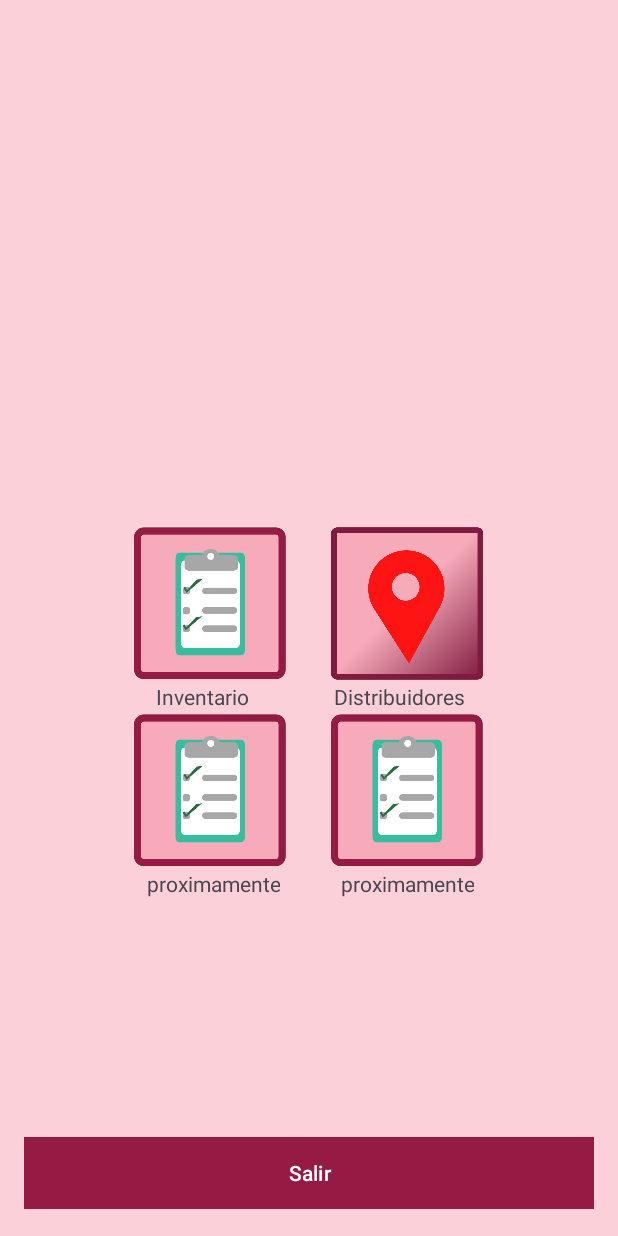
After one commit to yajairoaguileraaa/copiadeinventariooo2, an Android app: the MainMenuDeActividades screen opened directly, with no data from a screen before it, on a phone screen of 412 x 824 dp. The commit adds this screen. Run offline under Robolectric (Android 15) with nearby library versions, the phone set to English and light mode, and no system bars.

Commit message:
Merge remote-tracking branch 'origin/master'

```diff
--- a/app/build.gradle.kts
+++ b/app/build.gradle.kts
@@ -37,11 +37,14 @@ dependencies {
     implementation("androidx.appcompat:appcompat:1.6.1")
     implementation("com.google.android.material:material:1.9.0")
     implementation("androidx.constraintlayout:constraintlayout:2.1.4")
+    implementation ("org.osmdroid:osmdroid-android:6.1.6")
+
 
     //El glide
 
     implementation("com.github.bumptech.glide:glide:4.11.0")
     implementation("androidx.biometric:biometric:1.1.0")
+    implementation("androidx.preference:preference:1.2.1")
 
     annotationProcessor("com.github.bumptech.glide:compiler:4.11.0")
 
--- a/app/src/main/java/com/example/myapplication/FingerprintHandler.java
+++ b/app/src/main/java/com/example/myapplication/FingerprintHandler.java
@@ -39,7 +39,7 @@ public class FingerprintHandler {
                     public void onAuthenticationSucceeded(BiometricPrompt.AuthenticationResult result) {
                         super.onAuthenticationSucceeded(result);
                         Toast.makeText(activity, "¡Éxito!", Toast.LENGTH_SHORT).show();
-                        activity.startActivity(new Intent(activity, Main_Inventarioo.class));
+                        activity.startActivity(new Intent(activity, MainMenuDeActividades.class));
                     }
 
                     @Override
--- /dev/null
+++ b/app/src/main/java/com/example/myapplication/MainMenuDeActividades.java
@@ -0,0 +1,79 @@
+package com.example.myapplication;
+
+import android.app.UiModeManager;
+import android.content.Intent;
+import android.os.Bundle;
+import androidx.appcompat.app.AppCompatActivity;
+import androidx.core.content.ContextCompat;
+
+import android.view.View;
+import android.widget.Button;
+import android.widget.ImageView;
+import android.widget.LinearLayout;
+import android.widget.RelativeLayout;
+
+public class MainMenuDeActividades extends AppCompatActivity {
+
+    @Override
+    protected void onCreate(Bundle savedInstanceState) {
+        super.onCreate(savedInstanceState);
+        setContentView(R.layout.activity_main_menu_de_actividades);
+
+        ImageView imageView1 = findViewById(R.id.imageView1);
+        imageView1.setOnClickListener(new View.OnClickListener() {
+            @Override
+            public void onClick(View v) {
+                startActivity(new Intent(MainMenuDeActividades.this, Main_Inventarioo.class));
+            }
+        });
+
+        ImageView imageView2 = findViewById(R.id.imageView2);
+        imageView2.setOnClickListener(new View.OnClickListener() {
+            @Override
+            public void onClick(View v) {
+                startActivity(new Intent(MainMenuDeActividades.this, MainMapa.class));
+            }
+        });
+
+        ImageView imageView3 = findViewById(R.id.imageView3);
+        imageView3.setOnClickListener(new View.OnClickListener() {
+            @Override
+            public void onClick(View v) {
+                startActivity(new Intent(MainMenuDeActividades.this, MainMapa.class));
+            }
+        });
+
+        ImageView imageView4 = findViewById(R.id.imageView4);
+        imageView4.setOnClickListener(new View.OnClickListener() {
+            @Override
+            public void onClick(View v) {
+                startActivity(new Intent(MainMenuDeActividades.this, MainMapa.class));
+            }
+        });
+
+
+
+        RelativeLayout mainLayout = findViewById(R.id.layoutmenuinventario);
+
+        int color1 = ContextCompat.getColor(this, R.color.Color2);
+        int color2 = ContextCompat.getColor(this, R.color.Color1);
+        UiModeManager uiModeManager = (UiModeManager) getSystemService(UI_MODE_SERVICE);
+        if (uiModeManager.getNightMode() == UiModeManager.MODE_NIGHT_YES) {
+            mainLayout.setBackgroundColor(color1);
+        } else {
+            mainLayout.setBackgroundColor(color2);
+        }
+
+        Button exitButton = (Button) findViewById(R.id.exitButton);
+        exitButton.setOnClickListener(new View.OnClickListener() {
+            @Override
+            public void onClick(View v) {
+                finishAffinity();
+            }
+        });
+
+
+
+    }
+
+}
--- /dev/null
+++ b/app/src/main/res/layout/activity_main_menu_de_actividades.xml
@@ -0,0 +1,117 @@
+<RelativeLayout xmlns:android="http://schemas.android.com/apk/res/android"
+    android:layout_width="match_parent"
+    android:layout_height="match_parent"
+    android:padding="16dp"
+    android:id="@+id/layoutmenuinventario">
+
+    <LinearLayout
+        android:id="@+id/image_layout"
+        android:layout_width="wrap_content"
+        android:layout_height="wrap_content"
+        android:layout_centerInParent="true"
+        android:orientation="vertical">
+
+    <LinearLayout
+        android:layout_width="match_parent"
+        android:layout_height="wrap_content"
+        android:orientation="horizontal">
+
+        <ImageView
+            android:id="@+id/imageView1"
+            android:layout_width="105dp"
+            android:layout_height="105dp"
+            android:src="@drawable/logoinventariomenu2" />
+
+        <ImageView
+            android:id="@+id/imageView2"
+            android:layout_width="105dp"
+            android:layout_height="105dp"
+            android:layout_marginStart="26dp"
+            android:src="@drawable/logomapa" />
+    </LinearLayout>
+
+    <LinearLayout
+        android:layout_width="match_parent"
+        android:layout_height="wrap_content"
+        android:orientation="horizontal">
+
+    <TextView
+        android:id="@+id/textView1"
+        android:layout_width="75dp"
+        android:layout_height="wrap_content"
+        android:text="Inventario"
+        android:textAlignment="center"
+        android:layout_marginLeft="10dp"/>
+
+
+        <TextView
+            android:id="@+id/textView2"
+            android:layout_width="wrap_content"
+            android:layout_height="wrap_content"
+            android:layout_marginLeft="50dp"
+            android:text="Distribuidores"
+            android:textAlignment="center"/>
+    </LinearLayout>
+    </LinearLayout>
+
+    <LinearLayout
+        android:id="@+id/image_layout2"
+        android:layout_width="wrap_content"
+        android:layout_height="wrap_content"
+        android:layout_below="@id/image_layout"
+        android:layout_centerHorizontal="true"
+        android:orientation="vertical">
+
+        <LinearLayout
+            android:id="@+id/image_layout3"
+            android:layout_width="match_parent"
+            android:layout_height="wrap_content"
+            android:orientation="horizontal">
+
+            <ImageView
+                android:id="@+id/imageView3"
+                android:layout_width="105dp"
+                android:layout_height="105dp"
+                android:src="@drawable/logoinventariomenu2" />
+
+            <ImageView
+                android:id="@+id/imageView4"
+                android:layout_width="105dp"
+                android:layout_height="105dp"
+                android:layout_marginStart="26dp"
+                android:src="@drawable/logoinventariomenu2" />
+        </LinearLayout>
+
+        <LinearLayout
+            android:layout_width="match_parent"
+            android:layout_height="wrap_content"
+            android:orientation="horizontal">
+
+            <TextView
+                android:id="@+id/textView3"
+                android:layout_width="wrap_content"
+                android:layout_height="wrap_content"
+                android:text="proximamente"
+                android:textAlignment="center"
+                android:layout_marginLeft="10dp"/>
+
+
+            <TextView
+                android:id="@+id/textView4"
+                android:layout_width="wrap_content"
+                android:layout_height="wrap_content"
+                android:layout_marginLeft="40dp"
+                android:text="proximamente"
+                android:textAlignment="center"/>
+        </LinearLayout>
+    </LinearLayout>
+
+    <Button
+        android:id="@+id/exitButton"
+        android:layout_width="match_parent"
+        android:layout_height="wrap_content"
+        android:layout_alignParentBottom="true"
+        android:layout_marginBottom="2dp"
+        android:background="@drawable/bordeee"
+        android:text="Salir" />
+</RelativeLayout>
--- a/app/src/main/res/values-night/themes.xml
+++ b/app/src/main/res/values-night/themes.xml
@@ -3,6 +3,8 @@
     <style name="Base.Theme.MyApplication" parent="Theme.Material3.DayNight.NoActionBar">
         <!-- Customize your dark theme here. -->
         <item name="colorPrimary">@color/Color4</item>
+        <item name="android:textColor">@android:color/white</item>
+
 
         <!-- <item name="colorPrimary">@color/my_dark_primary</item> -->
     </style>
--- a/app/src/main/res/values/themes.xml
+++ b/app/src/main/res/values/themes.xml
@@ -1,9 +1,7 @@
 <resources xmlns:tools="http://schemas.android.com/tools">
-    <!-- Base application theme. -->
     <style name="Base.Theme.MyApplication" parent="Theme.Material3.DayNight.NoActionBar">
-        <!-- Customize your light theme here. -->
         <item name="colorPrimary">@color/Color4</item>
-        <!-- otros atributos del tema... -->
+
     </style>
 
     <style name="Theme.MyApplication" parent="Base.Theme.MyApplication" />
```
Also changed, not shown: app/src/main/AndroidManifest.xml (+15 -2 lines), app/src/main/java/com/example/myapplication/MainMapa.java (added, +135 -0 lines), app/src/main/res/layout/activity_main_mapa.xml (added, +35 -0 lines), app/src/main/res/values/colors.xml (+27 -4 lines), app/src/main/res/drawable/bubble_mask.png (added), app/src/main/res/drawable/bubble_maskpartido.9.png (added), app/src/main/res/drawable/logoinventariomenu2.png (added), app/src/main/res/drawable/logomapa.png (added).
